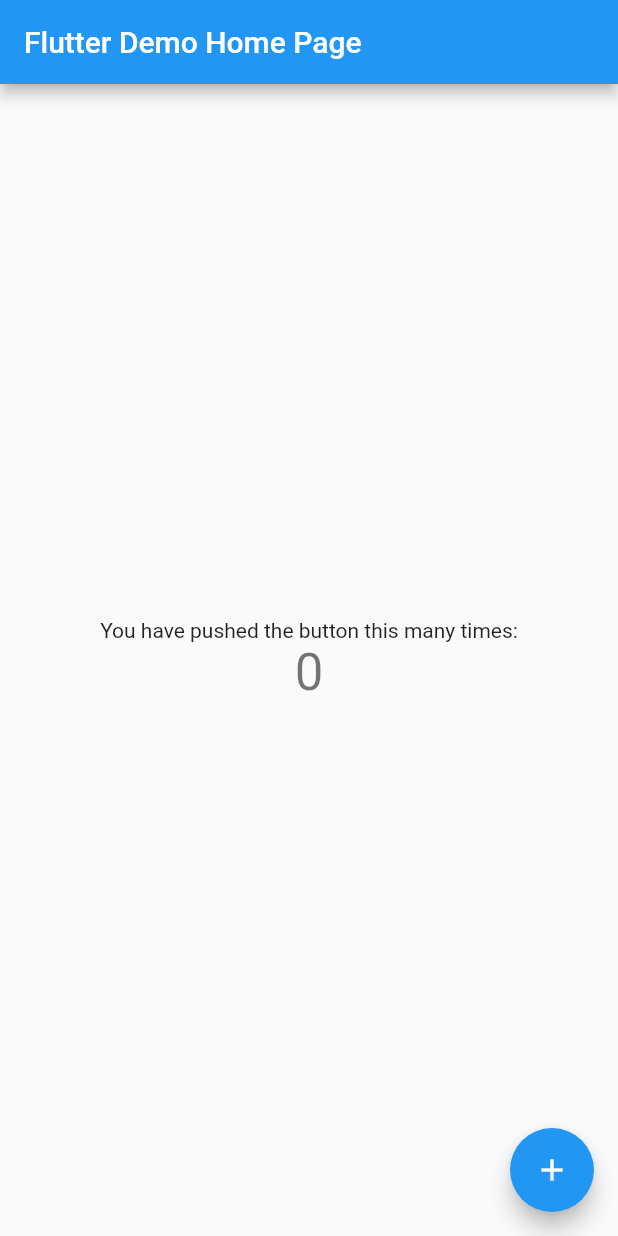
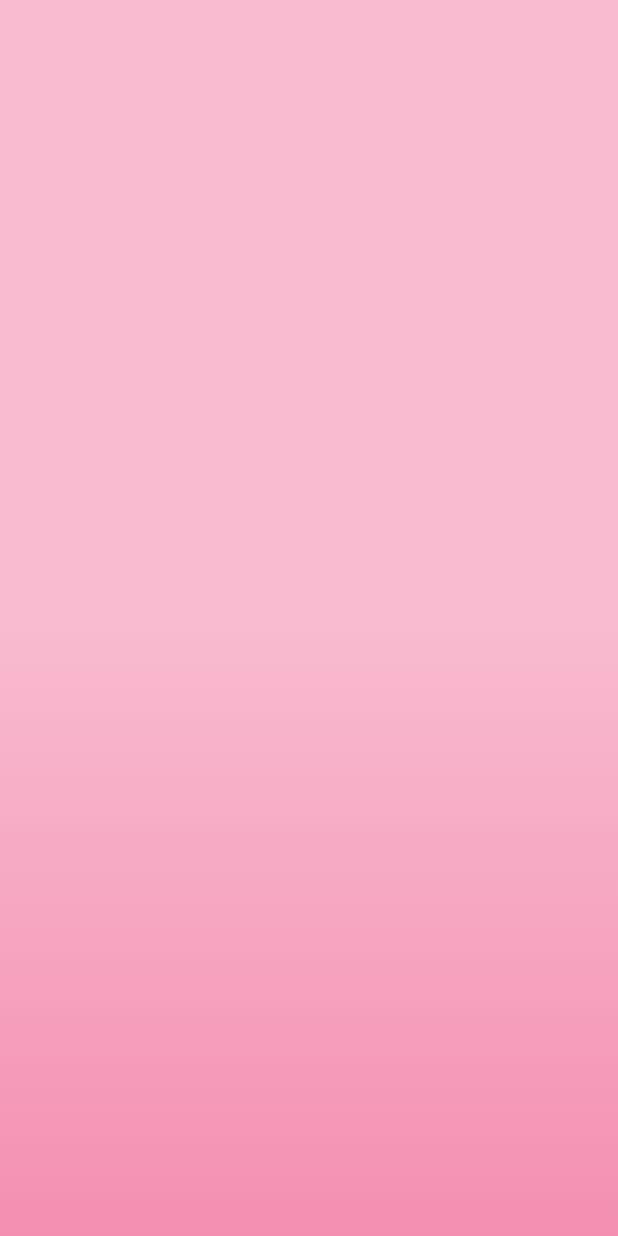
Before and after one commit to Tharushiaka/House_of_cake, a Flutter app: the screen it shows after launch, on a phone screen of 412 x 824 dp. Run offline on Flutter 3.47's test engine with Material 2 defaults, Android fonts, the phone set to English and light mode, and no system bars.

Commit message:
add screens

```diff
--- a/flutter1/lib/main.dart
+++ b/flutter1/lib/main.dart
@@ -1,4 +1,5 @@
 import 'package:flutter/material.dart';
+import 'package:flutter1/screens/welcomescreen.dart';
 
 void main() {
   runApp(MyApp());
@@ -9,109 +10,8 @@ class MyApp extends StatelessWidget {
   @override
   Widget build(BuildContext context) {
     return MaterialApp(
-      title: 'Flutter Demo',
-      theme: ThemeData(
-        // This is the theme of your application.
-        //
-        // Try running your application with "flutter run". You'll see the
-        // application has a blue toolbar. Then, without quitting the app, try
-        // changing the primarySwatch below to Colors.green and then invoke
-        // "hot reload" (press "r" in the console where you ran "flutter run",
-        // or simply save your changes to "hot reload" in a Flutter IDE).
-        // Notice that the counter didn't reset back to zero; the application
-        // is not restarted.
-        primarySwatch: Colors.blue,
-        // This makes the visual density adapt to the platform that you run
-        // the app on. For desktop platforms, the controls will be smaller and
-        // closer together (more dense) than on mobile platforms.
-        visualDensity: VisualDensity.adaptivePlatformDensity,
-      ),
-      home: MyHomePage(title: 'Flutter Demo Home Page'),
+      debugShowCheckedModeBanner: false,
+      home: WelcomeScreen(),
     );
   }
 }
-
-class MyHomePage extends StatefulWidget {
-  MyHomePage({Key key, this.title}) : super(key: key);
-
-  // This widget is the home page of your application. It is stateful, meaning
-  // that it has a State object (defined below) that contains fields that affect
-  // how it looks.
-
-  // This class is the configuration for the state. It holds the values (in this
-  // case the title) provided by the parent (in this case the App widget) and
-  // used by the build method of the State. Fields in a Widget subclass are
-  // always marked "final".
-
-  final String title;
-
-  @override
-  _MyHomePageState createState() => _MyHomePageState();
-}
-
-class _MyHomePageState extends State<MyHomePage> {
-  int _counter = 0;
-
-  void _incrementCounter() {
-    setState(() {
-      // This call to setState tells the Flutter framework that something has
-      // changed in this State, which causes it to rerun the build method below
-      // so that the display can reflect the updated values. If we changed
-      // _counter without calling setState(), then the build method would not be
-      // called again, and so nothing would appear to happen.
-      _counter++;
-    });
-  }
-
-  @override
-  Widget build(BuildContext context) {
-    // This method is rerun every time setState is called, for instance as done
-    // by the _incrementCounter method above.
-    //
-    // The Flutter framework has been optimized to make rerunning build methods
-    // fast, so that you can just rebuild anything that needs updating rather
-    // than having to individually change instances of widgets.
-    return Scaffold(
-      appBar: AppBar(
-        // Here we take the value from the MyHomePage object that was created by
-        // the App.build method, and use it to set our appbar title.
-        title: Text(widget.title),
-      ),
-      body: Center(
-        // Center is a layout widget. It takes a single child and positions it
-        // in the middle of the parent.
-        child: Column(
-          // Column is also a layout widget. It takes a list of children and
-          // arranges them vertically. By default, it sizes itself to fit its
-          // children horizontally, and tries to be as tall as its parent.
-          //
-          // Invoke "debug painting" (press "p" in the console, choose the
-          // "Toggle Debug Paint" action from the Flutter Inspector in Android
-          // Studio, or the "Toggle Debug Paint" command in Visual Studio Code)
-          // to see the wireframe for each widget.
-          //
-          // Column has various properties to control how it sizes itself and
-          // how it positions its children. Here we use mainAxisAlignment to
-          // center the children vertically; the main axis here is the vertical
-          // axis because Columns are vertical (the cross axis would be
-          // horizontal).
-          mainAxisAlignment: MainAxisAlignment.center,
-          children: <Widget>[
-            Text(
-              'You have pushed the button this many times:',
-            ),
-            Text(
-              '$_counter',
-              style: Theme.of(context).textTheme.headline4,
-            ),
-          ],
-        ),
-      ),
-      floatingActionButton: FloatingActionButton(
-        onPressed: _incrementCounter,
-        tooltip: 'Increment',
-        child: Icon(Icons.add),
-      ), // This trailing comma makes auto-formatting nicer for build methods.
-    );
-  }
-}
--- /dev/null
+++ b/flutter1/lib/screens/welcomescreen.dart
@@ -0,0 +1,22 @@
+import 'package:flutter/material.dart';
+
+class WelcomeScreen extends StatefulWidget {
+  @override
+  _WelcomeScreenState createState() => _WelcomeScreenState();
+}
+
+class _WelcomeScreenState extends State<WelcomeScreen> {
+  @override
+  Widget build(BuildContext context) {
+    return Scaffold(
+      body: Container(
+        decoration: BoxDecoration(
+            gradient: LinearGradient(
+          colors: [Colors.pink[200], Colors.pink[100], Colors.pink[100]],
+          begin: Alignment.bottomCenter,
+          end: Alignment.topCenter,
+        )),
+      ),
+    );
+  }
+}
```
Also changed, not shown: flutter1/lib/screens/loginscreeen.dart (added, +23 -0 lines), flutter1/lib/screens/signupscreen.dart (added, +23 -0 lines).
